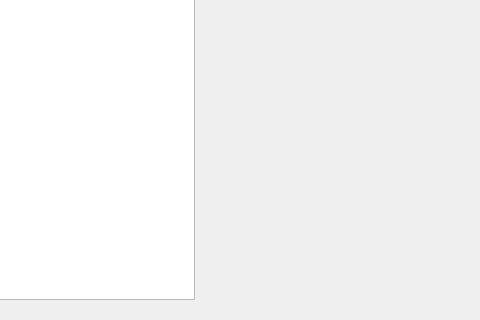
First picture: the form in src/dialog/generaloverview.ui, repository Mogara/QSanguosha, before the edit; both pictures show x 500 to 980 and y 291 to 611 of the 980 by 611 pixel window.
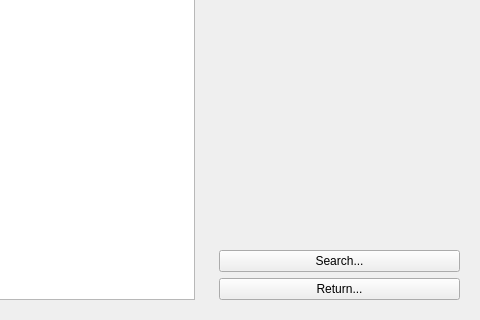
Second picture: the form after the edit. Icons and pictures are not drawn.

Commit message: add a search dialog for general overview(by para)

Diff of the .ui file:
```diff
--- a/src/dialog/generaloverview.ui
+++ b/src/dialog/generaloverview.ui
@@ -245,12 +245,26 @@
              <x>0</x>
              <y>0</y>
              <width>241</width>
-             <height>477</height>
+             <height>419</height>
             </rect>
            </property>
           </widget>
          </widget>
         </item>
+		<item>
+         <widget class="QPushButton" name="searchButton">
+          <property name="text">
+           <string>Search...</string>
+          </property>
+         </widget>
+        </item>
+        <item>
+         <widget class="QPushButton" name="returnButton">
+          <property name="text">
+           <string>Return...</string>
+          </property>
+         </widget>
+        </item>
        </layout>
       </widget>
      </item>
```
The commit also changes 4 other files.
